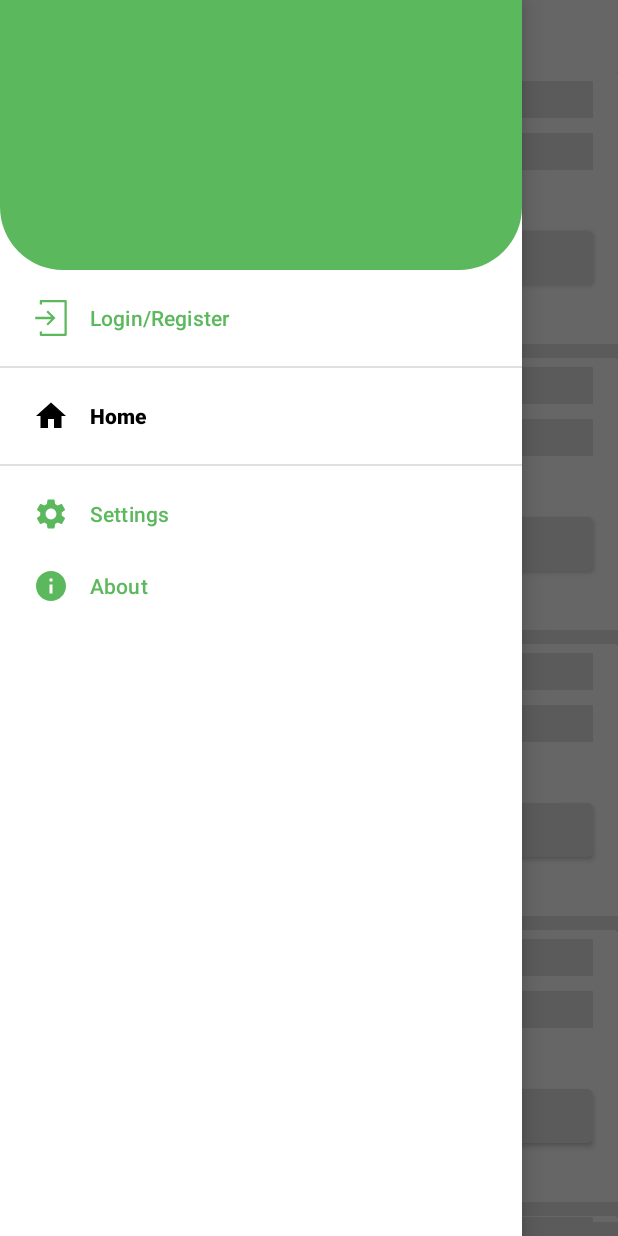
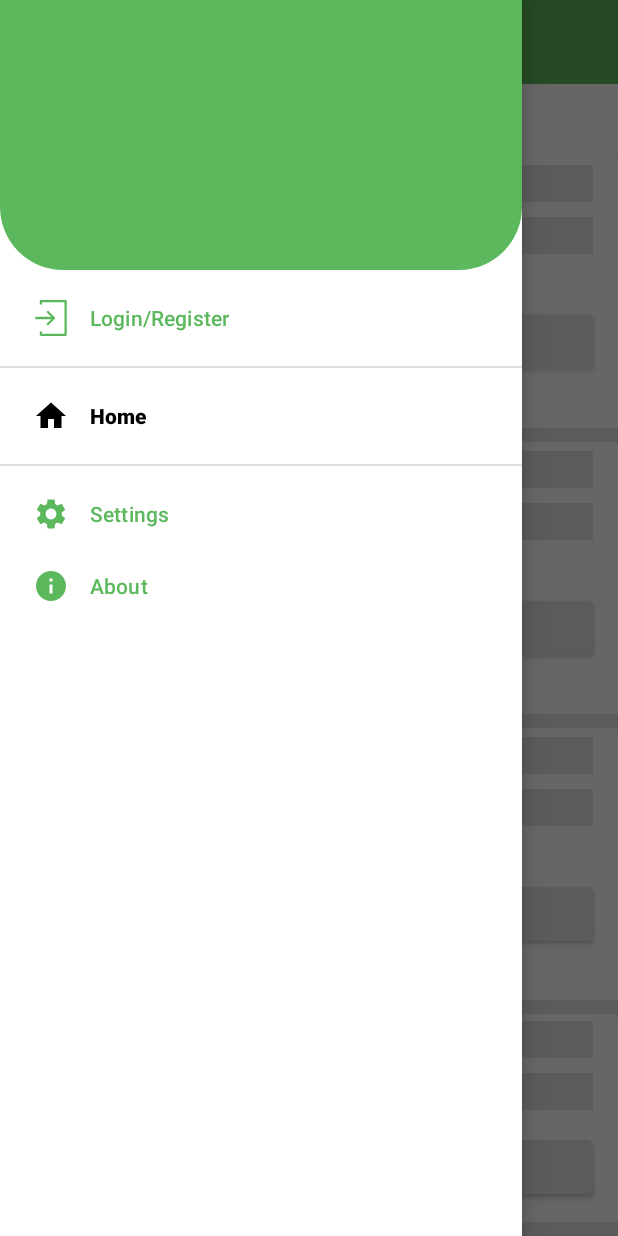
Before and after one commit to AvishekThapa1997/conduit-clone, an Android app: the screen it shows after launch (MainActivity), with the side drawer open, on a phone screen of 412 x 824 dp. Run offline under Robolectric (Android 15) with nearby library versions, the phone set to English and light mode, and no system bars; libraries missing offline, so code that uses them is left out: uk.co.samuelwall; 4 statements that could not run were skipped.

Commit message:
changed toolbar visibility

```diff
--- a/app/src/main/res/layout/activity_main.xml
+++ b/app/src/main/res/layout/activity_main.xml
@@ -27,7 +27,6 @@
         <include
             android:id="@+id/toolbar"
             layout="@layout/toolbar"
-            android:visibility="gone"
             app:layout_constraintEnd_toEndOf="parent"
             app:layout_constraintStart_toStartOf="parent"
             app:layout_constraintTop_toTopOf="parent" />
```
